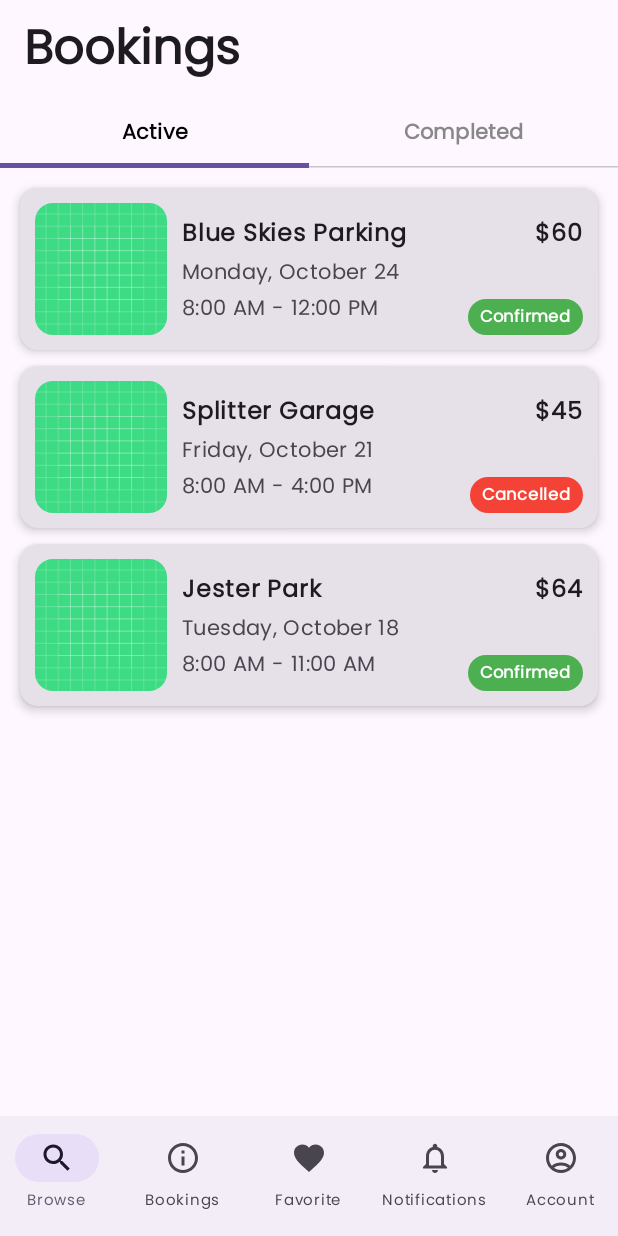
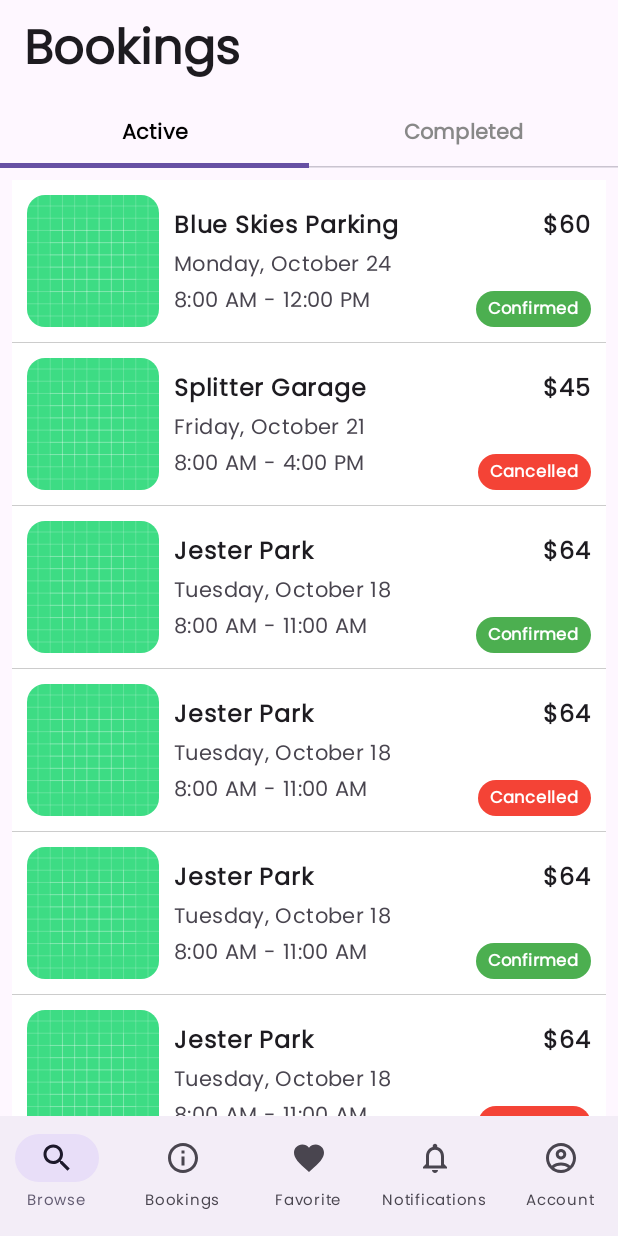
Before and after one commit to mparth14/ParkSpaceFinder, an Android app built with Jetpack Compose: the BookingScreen screen opened through its navigation route, on a phone screen of 412 x 824 dp. Run offline under Robolectric (Android 15) with nearby library versions, the light colour scheme and no system bars; our stand-ins replace Dagger/Hilt's generated code, Firebase (no records; nobody signed in at launch, a user with empty details on screens opened directly).

Commit message:
Modified BookingItemCard.

```diff
--- a/app/src/main/java/com/parkspace/finder/ui/bookings/BookingScreen.kt
+++ b/app/src/main/java/com/parkspace/finder/ui/bookings/BookingScreen.kt
@@ -14,6 +14,7 @@ import androidx.compose.ui.Alignment
 import androidx.compose.ui.draw.clip
 import androidx.compose.ui.text.font.FontWeight
 import androidx.compose.ui.graphics.Color
+import androidx.compose.ui.graphics.RectangleShape
 import androidx.compose.ui.layout.ContentScale
 import androidx.navigation.NavController
 import com.parkspace.finder.R
@@ -23,14 +24,23 @@ import com.parkspace.finder.ui.bookings.BookingItem
 @Composable
 fun BookingScreen(navController: NavController) {
     var selectedTab by remember { mutableIntStateOf(0) }
+
+    val tabs = listOf("Active", "Completed")
     val bookingItems = listOf(
         BookingItem("1", "Blue Skies Parking", "Monday, October 24", "8:00 AM - 12:00 PM", "$60", "Confirmed"),
         BookingItem("2", "North Cerulean District", "Saturday, October 22", "8:00 AM - 7:00 PM", "$24", "Completed"),
         BookingItem("3", "Splitter Garage", "Friday, October 21", "8:00 AM - 4:00 PM", "$45", "Cancelled"),
         BookingItem("4", "Park It Down", "Wednesday, October 19", "8:00 AM - 12:00 PM", "$34", "Completed"),
-        BookingItem("5", "Jester Park", "Tuesday, October 18", "8:00 AM - 11:00 AM", "$64", "Confirmed")
+        BookingItem("5", "Jester Park", "Tuesday, October 18", "8:00 AM - 11:00 AM", "$64", "Confirmed"),
+        BookingItem("6", "Jester Park", "Tuesday, October 18", "8:00 AM - 11:00 AM", "$64", "Cancelled"),
+        BookingItem("7", "Jester Park", "Tuesday, October 18", "8:00 AM - 11:00 AM", "$64", "Confirmed"),
+        BookingItem("8", "Jester Park", "Tuesday, October 18", "8:00 AM - 11:00 AM", "$64", "Cancelled"),
+        BookingItem("9", "Jester Park", "Tuesday, October 18", "8:00 AM - 11:00 AM", "$64", "Confirmed"),
+        BookingItem("10", "Jester Park", "Tuesday, October 18", "8:00 AM - 11:00 AM", "$64", "Cancelled"),
+        BookingItem("11", "Jester Park", "Tuesday, October 18", "8:00 AM - 11:00 AM", "$64", "Confirmed"),
+        BookingItem("12", "Jester Park", "Tuesday, October 18", "8:00 AM - 11:00 AM", "$64", "Cancelled"),
+        BookingItem("13", "Jester Park", "Tuesday, October 18", "8:00 AM - 11:00 AM", "$64", "Confirmed")
     )
-    val tabs = listOf("Active", "Completed")
     Scaffold(
         topBar = {
             TopAppBar(title = { Text("Bookings",style = MaterialTheme.typography.headlineLarge.copy(
@@ -88,10 +98,12 @@ fun BookingItemCard(booking: BookingItem, onClick: () -> Unit) {
     Card(
         modifier = Modifier
             .fillMaxWidth()
-            .padding(horizontal = 5.dp, vertical = 5.dp)
             .clickable { onClick() },
-        shape = RoundedCornerShape(12.dp),
-        elevation = CardDefaults.cardElevation(defaultElevation = 4.dp)
+        shape = RectangleShape,
+        colors = CardDefaults.cardColors(
+            containerColor = Color.White,
+        ),
+        elevation = CardDefaults.cardElevation(defaultElevation = 0.dp)
     ) {
         Box {
             Row(
@@ -153,6 +165,10 @@ fun BookingItemCard(booking: BookingItem, onClick: () -> Unit) {
             }
         }
     }
+    HorizontalDivider(
+        thickness = 0.8.dp,
+        color = Color.LightGray
+    )
 }
 
 @Composable
```
Also changed, not shown: app/src/main/java/com/parkspace/finder/ui/bookings/ActiveBookingScreen.kt (+9 -2 lines), app/src/main/java/com/parkspace/finder/ui/bookings/CancelledBookingScreen.kt (+9 -1 lines), app/src/main/java/com/parkspace/finder/ui/bookings/CompletedBookingScreen.kt (+9 -1 lines).
